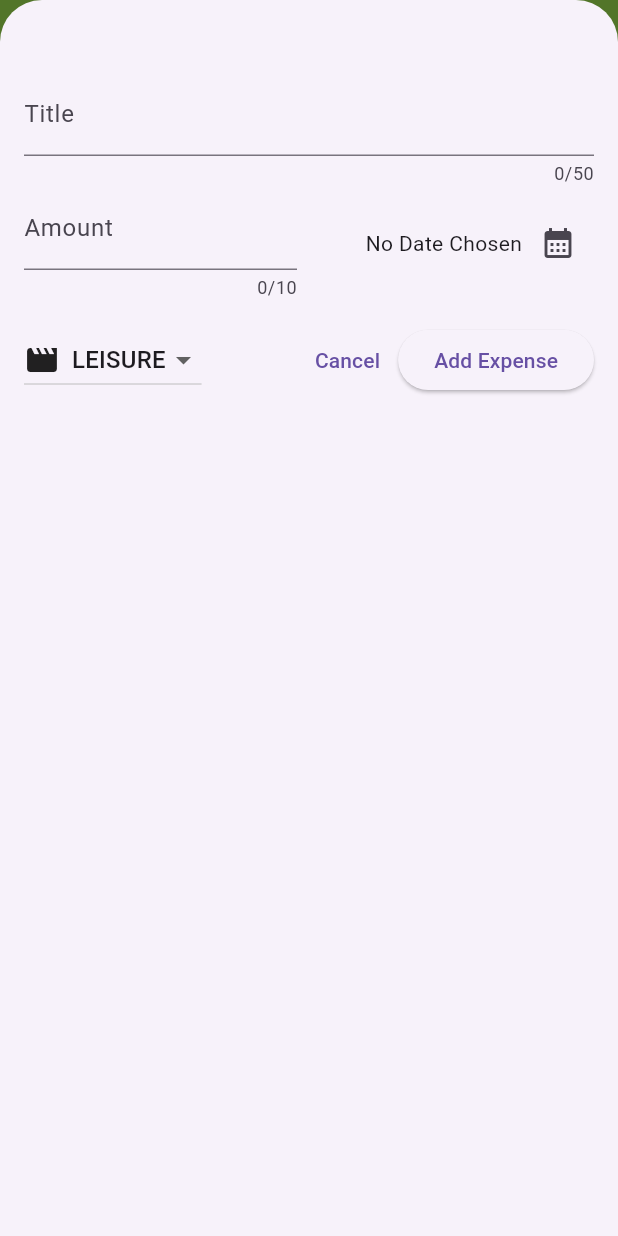
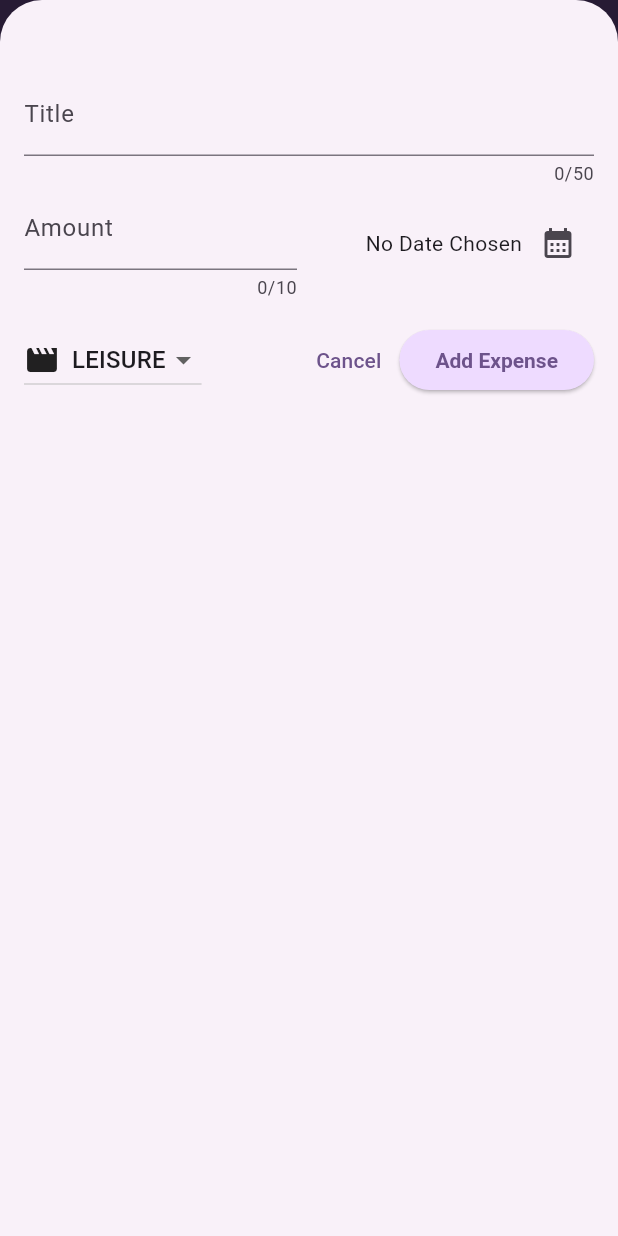
Before and after one commit to sznorbee/expense-tracker, a Flutter app: the screen it shows after launch, after a tap on the "add" icon, on a phone screen of 412 x 824 dp. Run offline on Flutter 3.47's test engine with Material 3 defaults, Android fonts, the phone set to English and light mode, and no system bars.

Commit message:
add theming

```diff
--- a/lib/main.dart
+++ b/lib/main.dart
@@ -1,8 +1,36 @@
 import 'package:flutter/material.dart';
 import 'package:expense_tracker/widgets/expenses.dart';
 
+var kColorScheme = ColorScheme.fromSeed(
+  seedColor: const Color.fromARGB(255, 115, 29, 201 ) // #731DC9 to rgb = 115,29,201
+);
 void main() {
-  runApp(const MaterialApp(
-    home: Expenses(),
+  runApp(MaterialApp(
+    home: const Expenses(),
+    theme: ThemeData().copyWith(
+      colorScheme: kColorScheme,
+      appBarTheme: const AppBarTheme().copyWith(
+        backgroundColor: kColorScheme.onPrimaryContainer,
+        foregroundColor: kColorScheme.primaryContainer,
+      ),
+      cardTheme: const CardTheme().copyWith(
+        color: kColorScheme.secondaryContainer,
+        margin: const EdgeInsets.symmetric(horizontal: 16, vertical: 8),
+      ),
+      elevatedButtonTheme: ElevatedButtonThemeData(
+        style: ElevatedButton.styleFrom(
+          backgroundColor: kColorScheme.primaryContainer,
+          textStyle: const TextStyle(
+            fontWeight: FontWeight.bold,
+          ),
+        ),
+      ),
+      textTheme: ThemeData().textTheme.copyWith(
+        titleLarge: const TextStyle().copyWith(
+          fontSize: 20,
+          fontWeight: FontWeight.bold,
+        ),
+      )
+    ),
   ));
 }
--- a/lib/widgets/expenses.dart
+++ b/lib/widgets/expenses.dart
@@ -84,7 +84,6 @@ class _ExpensesState extends State<Expenses> {
           'Expense Tracker',
           style: TextStyle(fontWeight: FontWeight.bold),
         ),
-        backgroundColor: Colors.lightGreenAccent,
         actions: [
           IconButton(
             onPressed: _openAddExpenseModal,
--- a/lib/widgets/expenses_list/expense_item.dart
+++ b/lib/widgets/expenses_list/expense_item.dart
@@ -16,10 +16,7 @@ class ExpenseItem extends StatelessWidget {
             children: [
               Text(
                 expense.title,
-                style: const TextStyle(
-                  fontSize: 16,
-                  fontWeight: FontWeight.bold,
-                ),
+                style: Theme.of(context).textTheme.titleLarge,
               ),
               const SizedBox(height: 8),
               Row(
--- a/lib/widgets/expenses_list/expenses_list.dart
+++ b/lib/widgets/expenses_list/expenses_list.dart
@@ -3,7 +3,8 @@ import 'package:flutter/material.dart';
 import 'package:expense_tracker/models/expense.dart';
 
 class ExpensesList extends StatelessWidget {
-  const ExpensesList({super.key, required this.expenses, required this.onDeleteExpense});
+  const ExpensesList(
+      {super.key, required this.expenses, required this.onDeleteExpense});
 
   final List<Expense> expenses;
   final void Function(Expense) onDeleteExpense;
@@ -14,6 +15,13 @@ class ExpensesList extends StatelessWidget {
         itemCount: expenses.length,
         itemBuilder: (ctx, index) => Dismissible(
             key: ValueKey(expenses[index].id),
+            background: Container(
+              color: Theme.of(context).colorScheme.error.withOpacity(0.8),
+              alignment: Alignment.centerRight,
+              padding: const EdgeInsets.only(right: 20),
+              margin: const EdgeInsets.symmetric(horizontal: 8, vertical: 8),
+              child: const Icon(Icons.delete, color: Colors.white, size: 40),
+            ),
             onDismissed: (direction) => onDeleteExpense(expenses[index]),
             child: ExpenseItem(expenses[index])));
   }
```
